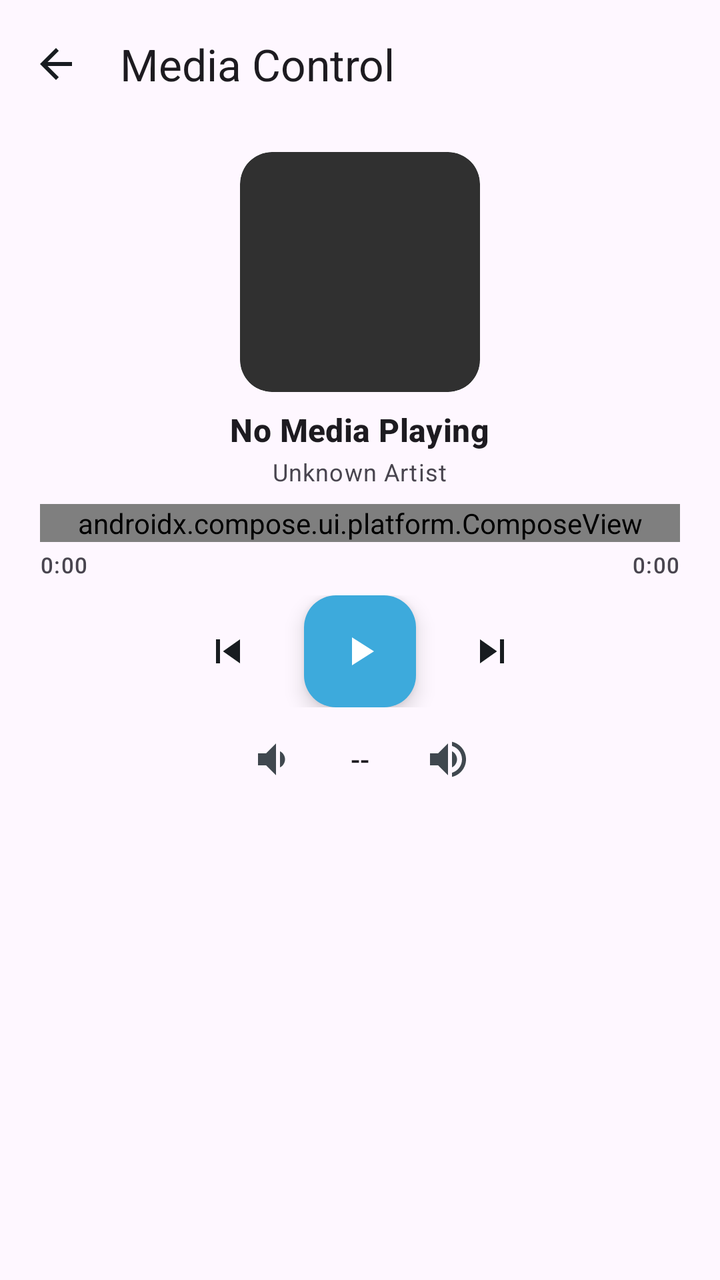
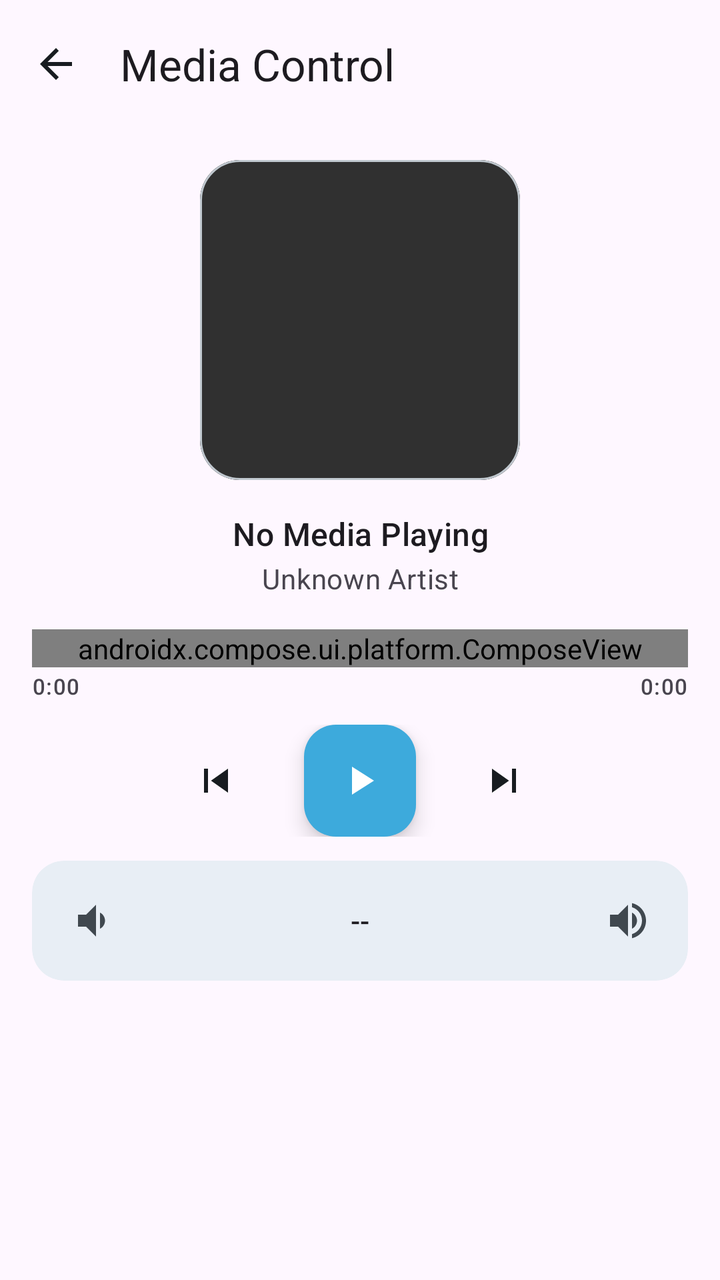

Before-and-after screenshots of an Android layout around one commit, followed by the original layout XML and the change that was made.
<!-- AndroidManifest.xml: activity theme Theme.Smartwatch -->
<!-- res/layout/activity_media_control.xml -->
<?xml version="1.0" encoding="utf-8"?>
<androidx.coordinatorlayout.widget.CoordinatorLayout xmlns:android="http://schemas.android.com/apk/res/android"
    xmlns:app="http://schemas.android.com/apk/res-auto"
    xmlns:tools="http://schemas.android.com/tools"
    android:id="@+id/rootLayout"
    android:layout_width="match_parent"
    android:layout_height="match_parent"
    android:background="?android:attr/colorBackground"
    tools:context=".MediaControlActivity">

    <com.google.android.material.appbar.AppBarLayout
        android:id="@+id/appBarLayout"
        android:layout_width="match_parent"
        android:layout_height="wrap_content"
        android:background="?android:attr/colorBackground">

        <com.google.android.material.appbar.MaterialToolbar
            android:id="@+id/toolbar"
            android:layout_width="match_parent"
            android:layout_height="?attr/actionBarSize"
            app:navigationIcon="?attr/homeAsUpIndicator"
            app:navigationIconTint="?attr/colorOnSurface"
            app:title="@string/menu_media_control" />

    </com.google.android.material.appbar.AppBarLayout>

    <androidx.core.widget.NestedScrollView
        android:id="@+id/scrollView"
        android:layout_width="match_parent"
        android:layout_height="match_parent"
        app:layout_behavior="@string/appbar_scrolling_view_behavior">

        <LinearLayout
            android:id="@+id/container"
            android:layout_width="match_parent"
            android:layout_height="wrap_content"
            android:orientation="vertical"
            android:gravity="center"
            android:padding="12dp">

            
            <com.google.android.material.card.MaterialCardView
                android:layout_width="120dp"
                android:layout_height="120dp"
                app:cardCornerRadius="16dp"
                app:cardElevation="0dp"
                app:strokeWidth="0dp"
                app:cardBackgroundColor="?attr/colorSurfaceContainer"
                android:layout_marginBottom="8dp">

                <ImageView
                    android:id="@+id/albumArt"
                    android:layout_width="match_parent"
                    android:layout_height="match_parent"
                    android:scaleType="centerCrop"
                    android:background="@drawable/bg_album_art_placeholder"
                    android:contentDescription="@string/media_album_art_desc" />
            </com.google.android.material.card.MaterialCardView>

            
            <LinearLayout
                android:layout_width="match_parent"
                android:layout_height="wrap_content"
                android:orientation="vertical"
                android:gravity="center"
                android:layout_marginBottom="8dp">

                <TextView
                    android:id="@+id/trackTitle"
                    android:layout_width="wrap_content"
                    android:layout_height="wrap_content"
                    android:text="@string/media_no_media"
                    android:textAppearance="?attr/textAppearanceTitleMedium"
                    android:textStyle="bold"
                    android:maxLines="1"
                    android:ellipsize="marquee"
                    android:marqueeRepeatLimit="marquee_forever"
                    android:singleLine="true"
                    android:scrollHorizontally="true"
                    android:focusable="true"
                    android:focusableInTouchMode="true" />

                <TextView
                    android:id="@+id/trackArtist"
                    android:layout_width="wrap_content"
                    android:layout_height="wrap_content"
                    android:text="@string/media_unknown_artist"
                    android:textAppearance="?attr/textAppearanceBodySmall"
                    android:textColor="?android:attr/textColorSecondary"
                    android:maxLines="1"
                    android:ellipsize="end"
                    android:layout_marginTop="2dp" />
            </LinearLayout>

            
            <LinearLayout
                android:layout_width="match_parent"
                android:layout_height="wrap_content"
                android:orientation="vertical"
                android:layout_marginBottom="8dp"
                android:paddingHorizontal="8dp">

                <androidx.compose.ui.platform.ComposeView
                    android:id="@+id/composeSlider"
                    android:layout_width="match_parent"
                    android:layout_height="wrap_content" />

                <LinearLayout
                    android:layout_width="match_parent"
                    android:layout_height="wrap_content"
                    android:orientation="horizontal"
                    android:layout_marginTop="4dp">

                    <TextView
                        android:id="@+id/currentTime"
                        android:layout_width="0dp"
                        android:layout_height="wrap_content"
                        android:layout_weight="1"
                        android:text="0:00"
                        android:textAppearance="?attr/textAppearanceLabelSmall"
                        android:textColor="?android:attr/textColorSecondary"
                        android:gravity="start" />

                    <TextView
                        android:id="@+id/totalTime"
                        android:layout_width="0dp"
                        android:layout_height="wrap_content"
                        android:layout_weight="1"
                        android:text="0:00"
                        android:textAppearance="?attr/textAppearanceLabelSmall"
                        android:textColor="?android:attr/textColorSecondary"
                        android:gravity="end" />
                </LinearLayout>
            </LinearLayout>

            
            <LinearLayout
                android:layout_width="wrap_content"
                android:layout_height="wrap_content"
                android:orientation="horizontal"
                android:gravity="center"
                android:layout_marginBottom="6dp">

                <ImageButton
                    android:id="@+id/btn_prev"
                    android:layout_width="44dp"
                    android:layout_height="44dp"
                    android:background="?attr/selectableItemBackgroundBorderless"
                    android:src="@drawable/ic_media_prev"
                    app:tint="?attr/colorOnSurface"
                    android:contentDescription="@string/media_prev_desc"
                    android:scaleType="centerInside"
                    android:padding="10dp" />

                <com.google.android.material.floatingactionbutton.FloatingActionButton
                    android:id="@+id/btn_play_pause"
                    android:layout_width="wrap_content"
                    android:layout_height="wrap_content"
                    app:fabSize="mini"
                    android:src="@drawable/ic_media_play"
                    android:contentDescription="@string/media_play_pause_desc"
                    android:layout_marginHorizontal="16dp"
                    app:backgroundTint="?attr/colorPrimary"
                    app:tint="?attr/colorOnPrimary" />

                <ImageButton
                    android:id="@+id/btn_next"
                    android:layout_width="44dp"
                    android:layout_height="44dp"
                    android:background="?attr/selectableItemBackgroundBorderless"
                    android:src="@drawable/ic_media_next"
                    app:tint="?attr/colorOnSurface"
                    android:contentDescription="@string/media_next_desc"
                    android:scaleType="centerInside"
                    android:padding="10dp" />
            </LinearLayout>

            
            <LinearLayout
                android:layout_width="wrap_content"
                android:layout_height="wrap_content"
                android:orientation="horizontal"
                android:gravity="center">

                <ImageButton
                    android:id="@+id/btn_vol_down"
                    android:layout_width="40dp"
                    android:layout_height="40dp"
                    android:background="?attr/selectableItemBackgroundBorderless"
                    android:src="@drawable/ic_volume_down"
                    app:tint="?attr/colorOnSurfaceVariant"
                    android:contentDescription="@string/media_vol_down_desc"
                    android:scaleType="centerInside"
                    android:padding="8dp" />

                <TextView
                    android:id="@+id/volumeLevel"
                    android:layout_width="wrap_content"
                    android:layout_height="wrap_content"
                    android:text="--"
                    android:textAppearance="?attr/textAppearanceTitleSmall"
                    android:minWidth="32dp"
                    android:gravity="center"
                    android:layout_marginHorizontal="8dp" />

                <ImageButton
                    android:id="@+id/btn_vol_up"
                    android:layout_width="40dp"
                    android:layout_height="40dp"
                    android:background="?attr/selectableItemBackgroundBorderless"
                    android:src="@drawable/ic_volume_up"
                    app:tint="?attr/colorOnSurfaceVariant"
                    android:contentDescription="@string/media_vol_up_desc"
                    android:scaleType="centerInside"
                    android:padding="8dp" />
            </LinearLayout>

        </LinearLayout>
    </androidx.core.widget.NestedScrollView>

</androidx.coordinatorlayout.widget.CoordinatorLayout>
<!-- resources referenced by this layout -->
<resources>
  <!-- drawable bg_album_art_placeholder (drawable) -->
  <?xml version="1.0" encoding="utf-8"?>
  <shape xmlns:android="http://schemas.android.com/apk/res/android"
      android:shape="rectangle">
      <solid android:color="#303030"/>
      <corners android:radius="16dp"/>
  </shape>
  <!-- drawable ic_media_next (drawable) -->
  <vector xmlns:android="http://schemas.android.com/apk/res/android"
      android:width="24dp"
      android:height="24dp"
      android:viewportWidth="24.0"
      android:viewportHeight="24.0">
      <path
          android:fillColor="#FFFFFF"
          android:pathData="M6,18l8.5,-6L6,6v12zM16,6v12h2V6h-2z"/>
  </vector>
  <!-- drawable ic_media_play (drawable) -->
  <vector xmlns:android="http://schemas.android.com/apk/res/android"
      android:width="24dp"
      android:height="24dp"
      android:viewportWidth="24.0"
      android:viewportHeight="24.0">
      <path
          android:fillColor="#FFFFFF"
          android:pathData="M8,5v14l11,-7z"/>
  </vector>
  <!-- drawable ic_media_prev (drawable) -->
  <vector xmlns:android="http://schemas.android.com/apk/res/android"
      android:width="24dp"
      android:height="24dp"
      android:viewportWidth="24.0"
      android:viewportHeight="24.0">
      <path
          android:fillColor="#FFFFFF"
          android:pathData="M6,6h2v12H6zm3.5,6l8.5,6V6z"/>
  </vector>
  <!-- drawable ic_volume_down (drawable) -->
  <?xml version="1.0" encoding="utf-8"?>
  <vector xmlns:android="http://schemas.android.com/apk/res/android"
      android:width="24dp"
      android:height="24dp"
      android:viewportWidth="24.0"
      android:viewportHeight="24.0">
      <path
          android:fillColor="#FFFFFF"
          android:pathData="M18.5,12c0,-1.77,-1.02,-3.29,-2.5,-4.03v8.05c1.48,-0.73 2.5,-2.25 2.5,-4.02zM5,9v6h4l5,5V4L9,9H5z"/>
  </vector>
  <!-- drawable ic_volume_up (drawable) -->
  <?xml version="1.0" encoding="utf-8"?>
  <vector xmlns:android="http://schemas.android.com/apk/res/android"
      android:width="24dp"
      android:height="24dp"
      android:viewportWidth="24.0"
      android:viewportHeight="24.0">
      <path
          android:fillColor="#FFFFFF"
          android:pathData="M3,9v6h4l5,5V4L7,9H3zm13.5,3c0,-1.77,-1.02,-3.29,-2.5,-4.03v8.05c1.48,-0.73 2.5,-2.25 2.5,-4.02zM14,3.23v2.06c2.89,0.86 5,3.54 5,6.71s-2.11,5.85,-5,6.71v2.06c4.01,-0.91 7,-4.49 7,-8.77s-2.99,-7.86,-7,-8.77z"/>
  </vector>
  <string name="media_album_art_desc">Album Art</string>
  <string name="media_next_desc">Next Track</string>
  <string name="media_no_media">No Media Playing</string>
  <string name="media_play_pause_desc">Play/Pause</string>
  <string name="media_prev_desc">Previous Track</string>
  <string name="media_unknown_artist">Unknown Artist</string>
  <string name="media_vol_down_desc">Volume Down</string>
  <string name="media_vol_up_desc">Volume Up</string>
  <string name="menu_media_control">Media Control</string>
  <style name="Shape.Small" parent="ShapeAppearance.Material3.SmallComponent">
          <item name="cornerSize">10dp</item>
      </style>
  <style name="Shape.Medium" parent="ShapeAppearance.Material3.MediumComponent">
          <item name="cornerSize">16dp</item>
      </style>
  <style name="Shape.Large" parent="ShapeAppearance.Material3.LargeComponent">
          <item name="cornerSize">24dp</item>
      </style>
  <!-- unchanged entries left out for length: 1 -->
</resources>

<!-- the commit's change to res/layout/activity_media_control.xml (unified diff, before → after) -->
@@ -1,5 +1,6 @@
 <?xml version="1.0" encoding="utf-8"?>
-<androidx.coordinatorlayout.widget.CoordinatorLayout xmlns:android="http://schemas.android.com/apk/res/android"
+<androidx.coordinatorlayout.widget.CoordinatorLayout
+    xmlns:android="http://schemas.android.com/apk/res/android"
     xmlns:app="http://schemas.android.com/apk/res-auto"
     xmlns:tools="http://schemas.android.com/tools"
     android:id="@+id/rootLayout"
@@ -12,7 +13,8 @@
         android:id="@+id/appBarLayout"
         android:layout_width="match_parent"
         android:layout_height="wrap_content"
-        android:background="?android:attr/colorBackground">
+        android:background="?android:attr/colorBackground"
+        app:liftOnScroll="true">
 
         <com.google.android.material.appbar.MaterialToolbar
             android:id="@+id/toolbar"
@@ -20,7 +22,7 @@
             android:layout_height="?attr/actionBarSize"
             app:navigationIcon="?attr/homeAsUpIndicator"
             app:navigationIconTint="?attr/colorOnSurface"
-            app:title="@string/menu_media_control" />
+            app:title="@string/menu_media_control"/>
 
     </com.google.android.material.appbar.AppBarLayout>
 
@@ -28,6 +30,7 @@
         android:id="@+id/scrollView"
         android:layout_width="match_parent"
         android:layout_height="match_parent"
+        android:overScrollMode="never"
         app:layout_behavior="@string/appbar_scrolling_view_behavior">
 
         <LinearLayout
@@ -36,80 +39,74 @@
             android:layout_height="wrap_content"
             android:orientation="vertical"
             android:gravity="center"
-            android:padding="12dp">
+            android:padding="16dp">
 
             
             <com.google.android.material.card.MaterialCardView
-                android:layout_width="120dp"
-                android:layout_height="120dp"
-                app:cardCornerRadius="16dp"
+                android:layout_width="160dp"
+                android:layout_height="160dp"
+                app:cardCornerRadius="20dp"
                 app:cardElevation="0dp"
-                app:strokeWidth="0dp"
-                app:cardBackgroundColor="?attr/colorSurfaceContainer"
-                android:layout_marginBottom="8dp">
-
+                app:strokeColor="?attr/colorOutlineVariant"
+                app:strokeWidth="1dp"
+                app:cardBackgroundColor="?attr/colorSurfaceContainerHigh"
+                android:layout_marginBottom="16dp">
                 <ImageView
                     android:id="@+id/albumArt"
                     android:layout_width="match_parent"
                     android:layout_height="match_parent"
                     android:scaleType="centerCrop"
                     android:background="@drawable/bg_album_art_placeholder"
-                    android:contentDescription="@string/media_album_art_desc" />
+                    android:contentDescription="@string/media_album_art_desc"/>
             </com.google.android.material.card.MaterialCardView>
 
             
+            <TextView
+                android:id="@+id/trackTitle"
+                android:layout_width="match_parent"
+                android:layout_height="wrap_content"
+                android:text="@string/media_no_media"
+                android:textAppearance="@style/TextAppearance.Material3.TitleMedium"
+                android:textColor="?android:attr/textColorPrimary"
+                android:gravity="center"
+                android:maxLines="1"
+                android:ellipsize="marquee"
+                android:marqueeRepeatLimit="marquee_forever"
+                android:singleLine="true"
+                android:scrollHorizontally="true"
+                android:focusable="true"
+                android:focusableInTouchMode="true"/>
+
+            <TextView
+                android:id="@+id/trackArtist"
+                android:layout_width="match_parent"
+                android:layout_height="wrap_content"
+                android:text="@string/media_unknown_artist"
+                android:textAppearance="@style/TextAppearance.Material3.BodyMedium"
+                android:textColor="?android:attr/textColorSecondary"
+                android:gravity="center"
+                android:maxLines="1"
+                android:ellipsize="end"
+                android:layout_marginTop="2dp"
+                android:layout_marginBottom="16dp"/>
+
+            
             <LinearLayout
                 android:layout_width="match_parent"
                 android:layout_height="wrap_content"
                 android:orientation="vertical"
-                android:gravity="center"
-                android:layout_marginBottom="8dp">
-
-                <TextView
-                    android:id="@+id/trackTitle"
-                    android:layout_width="wrap_content"
-                    android:layout_height="wrap_content"
-                    android:text="@string/media_no_media"
-                    android:textAppearance="?attr/textAppearanceTitleMedium"
-                    android:textStyle="bold"
-                    android:maxLines="1"
-                    android:ellipsize="marquee"
-                    android:marqueeRepeatLimit="marquee_forever"
-                    android:singleLine="true"
-                    android:scrollHorizontally="true"
-                    android:focusable="true"
-                    android:focusableInTouchMode="true" />
-
-                <TextView
-                    android:id="@+id/trackArtist"
-                    android:layout_width="wrap_content"
-                    android:layout_height="wrap_content"
-                    android:text="@string/media_unknown_artist"
-                    android:textAppearance="?attr/textAppearanceBodySmall"
-                    android:textColor="?android:attr/textColorSecondary"
-                    android:maxLines="1"
-                    android:ellipsize="end"
-                    android:layout_marginTop="2dp" />
-            </LinearLayout>
-
-            
-            <LinearLayout
-                android:layout_width="match_parent"
-                android:layout_height="wrap_content"
-                android:orientation="vertical"
-                android:layout_marginBottom="8dp"
-                android:paddingHorizontal="8dp">
+                android:layout_marginBottom="4dp">
 
                 <androidx.compose.ui.platform.ComposeView
                     android:id="@+id/composeSlider"
                     android:layout_width="match_parent"
-                    android:layout_height="wrap_content" />
+                    android:layout_height="wrap_content"/>
 
                 <LinearLayout
                     android:layout_width="match_parent"
                     android:layout_height="wrap_content"
                     android:orientation="horizontal"
-                    android:layout_marginTop="4dp">
+                    android:layout_marginTop="2dp">
 
                     <TextView
                         android:id="@+id/currentTime"
@@ -117,9 +114,9 @@
                         android:layout_height="wrap_content"
                         android:layout_weight="1"
                         android:text="0:00"
-                        android:textAppearance="?attr/textAppearanceLabelSmall"
+                        android:textAppearance="@style/TextAppearance.Material3.LabelSmall"
                         android:textColor="?android:attr/textColorSecondary"
-                        android:gravity="start" />
+                        android:gravity="start"/>
 
                     <TextView
                         android:id="@+id/totalTime"
@@ -127,93 +124,105 @@
                         android:layout_height="wrap_content"
                         android:layout_weight="1"
                         android:text="0:00"
-                        android:textAppearance="?attr/textAppearanceLabelSmall"
+                        android:textAppearance="@style/TextAppearance.Material3.LabelSmall"
                         android:textColor="?android:attr/textColorSecondary"
-                        android:gravity="end" />
+                        android:gravity="end"/>
                 </LinearLayout>
             </LinearLayout>
 
             
             <LinearLayout
-                android:layout_width="wrap_content"
+                android:layout_width="match_parent"
                 android:layout_height="wrap_content"
                 android:orientation="horizontal"
                 android:gravity="center"
-                android:layout_marginBottom="6dp">
+                android:layout_marginTop="8dp"
+                android:layout_marginBottom="12dp">
 
                 <ImageButton
                     android:id="@+id/btn_prev"
-                    android:layout_width="44dp"
-                    android:layout_height="44dp"
+                    android:layout_width="48dp"
+                    android:layout_height="48dp"
                     android:background="?attr/selectableItemBackgroundBorderless"
                     android:src="@drawable/ic_media_prev"
                     app:tint="?attr/colorOnSurface"
                     android:contentDescription="@string/media_prev_desc"
                     android:scaleType="centerInside"
-                    android:padding="10dp" />
-
+                    android:padding="10dp"/>
+
+                
                 <com.google.android.material.floatingactionbutton.FloatingActionButton
                     android:id="@+id/btn_play_pause"
                     android:layout_width="wrap_content"
                     android:layout_height="wrap_content"
-                    app:fabSize="mini"
+                    app:fabSize="normal"
                     android:src="@drawable/ic_media_play"
                     android:contentDescription="@string/media_play_pause_desc"
-                    android:layout_marginHorizontal="16dp"
+                    android:layout_marginHorizontal="20dp"
                     app:backgroundTint="?attr/colorPrimary"
-                    app:tint="?attr/colorOnPrimary" />
+                    app:tint="?attr/colorOnPrimary"/>
 
                 <ImageButton
                     android:id="@+id/btn_next"
-                    android:layout_width="44dp"
-                    android:layout_height="44dp"
+                    android:layout_width="48dp"
+                    android:layout_height="48dp"
                     android:background="?attr/selectableItemBackgroundBorderless"
                     android:src="@drawable/ic_media_next"
                     app:tint="?attr/colorOnSurface"
                     android:contentDescription="@string/media_next_desc"
                     android:scaleType="centerInside"
-                    android:padding="10dp" />
+                    android:padding="10dp"/>
             </LinearLayout>
 
             
-            <LinearLayout
-                android:layout_width="wrap_content"
-                android:layout_height="wrap_content"
-                android:orientation="horizontal"
-                android:gravity="center">
-
-                <ImageButton
-                    android:id="@+id/btn_vol_down"
-                    android:layout_width="40dp"
-                    android:layout_height="40dp"
-                    android:background="?attr/selectableItemBackgroundBorderless"
-                    android:src="@drawable/ic_volume_down"
-                    app:tint="?attr/colorOnSurfaceVariant"
-                    android:contentDescription="@string/media_vol_down_desc"
-                    android:scaleType="centerInside"
-                    android:padding="8dp" />
-
-                <TextView
-                    android:id="@+id/volumeLevel"
-                    android:layout_width="wrap_content"
+            <com.google.android.material.card.MaterialCardView
+                android:layout_width="match_parent"
+                android:layout_height="wrap_content"
+                app:cardCornerRadius="16dp"
+                app:cardBackgroundColor="?attr/colorSurfaceContainer"
+                app:strokeWidth="0dp"
+                app:cardElevation="0dp">
+
+                <LinearLayout
+                    android:layout_width="match_parent"
                     android:layout_height="wrap_content"
-                    android:text="--"
-                    android:textAppearance="?attr/textAppearanceTitleSmall"
-                    android:minWidth="32dp"
-                    android:gravity="center"
-                    android:layout_marginHorizontal="8dp" />
-
-                <ImageButton
-                    android:id="@+id/btn_vol_up"
-                    android:layout_width="40dp"
-                    android:layout_height="40dp"
-                    android:background="?attr/selectableItemBackgroundBorderless"
-                    android:src="@drawable/ic_volume_up"
-                    app:tint="?attr/colorOnSurfaceVariant"
-                    android:contentDescription="@string/media_vol_up_desc"
-                    android:scaleType="centerInside"
-                    android:padding="8dp" />
-            </LinearLayout>
+                    android:orientation="horizontal"
+                    android:gravity="center_vertical"
+                    android:padding="8dp">
+
+                    <ImageButton
+                        android:id="@+id/btn_vol_down"
+                        android:layout_width="44dp"
+                        android:layout_height="44dp"
+                        android:background="?attr/selectableItemBackgroundBorderless"
+                        android:src="@drawable/ic_volume_down"
+                        app:tint="?attr/colorOnSurfaceVariant"
+                        android:contentDescription="@string/media_vol_down_desc"
+                        android:scaleType="centerInside"
+                        android:padding="10dp"/>
+
+                    <TextView
+                        android:id="@+id/volumeLevel"
+                        android:layout_width="0dp"
+                        android:layout_height="wrap_content"
+                        android:layout_weight="1"
+                        android:text="--"
+                        android:textAppearance="@style/TextAppearance.Material3.TitleSmall"
+                        android:textColor="?android:attr/textColorPrimary"
+                        android:gravity="center"/>
+
+                    <ImageButton
+                        android:id="@+id/btn_vol_up"
+                        android:layout_width="44dp"
+                        android:layout_height="44dp"
+                        android:background="?attr/selectableItemBackgroundBorderless"
+                        android:src="@drawable/ic_volume_up"
+                        app:tint="?attr/colorOnSurfaceVariant"
+                        android:contentDescription="@string/media_vol_up_desc"
+                        android:scaleType="centerInside"
+                        android:padding="10dp"/>
+                </LinearLayout>
+            </com.google.android.material.card.MaterialCardView>
 
         </LinearLayout>
     </androidx.core.widget.NestedScrollView>
